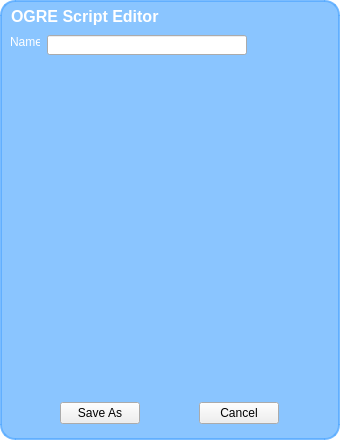
Qt form bin/data/ui/ogrescripteditor.ui (realXtend/tundra) before a commit.
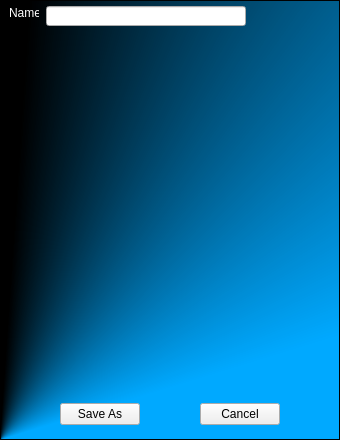
The same form after that commit.

Commit message: -OGRE material script property editing. -properties are dynamically created qproperties. -note: no validity check for texture names (uuids or urls) yet.

Diff of the .ui file:
```diff
--- a/bin/data/ui/ogrescripteditor.ui
+++ b/bin/data/ui/ogrescripteditor.ui
@@ -11,21 +11,13 @@
    </rect>
   </property>
   <property name="styleSheet">
-   <string>
-    /* Containers */
-    QWidget#mainWidget
-    {
-        background-color: rgba(255, 255, 255, 0);
-    }
+   <string>/* Containers */
+QFrame#MainFrame {
+		background-color: qconicalgradient(cx:0, cy:1, angle:277.2, stop:0.267045 rgba(0, 169, 255, 255), stop:0.465909 rgba(0, 0, 0, 255));
+	padding: 5px;
+}
 
-    QFrame#MainFrame
-    {
-        background-color: rgba(85, 170, 255, 175);
-        border: 2px solid rgba(85, 170, 255, 200);
-        padding: 5px;
-        border-radius:15px;
-    }
-   </string>
+</string>
   </property>
   <layout class="QHBoxLayout" name="horizontalLayout">
    <property name="spacing">
@@ -46,40 +38,13 @@
       <property name="margin">
        <number>0</number>
       </property>
-      <item>
-       <widget class="QLabel" name="label">
-        <property name="sizePolicy">
-         <sizepolicy hsizetype="Fixed" vsizetype="Fixed">
-          <horstretch>0</horstretch>
-          <verstretch>0</verstretch>
-         </sizepolicy>
-        </property>
-        <property name="font">
-         <font>
-          <pointsize>12</pointsize>
-          <weight>75</weight>
-          <bold>true</bold>
-         </font>
-        </property>
-        <property name="styleSheet">
-         <string>
-            color: rgb(255, 255, 255);
-            padding-bottom: 3px;
-            background-color: rgba(255, 255, 255, 0);
-          </string>
-        </property>
-        <property name="text">
-         <string>OGRE Script Editor</string>
-        </property>
-       </widget>
-      </item>
       <item>
        <widget class="QWidget" name="widgetName" native="true">
         <property name="enabled">
          <bool>true</bool>
         </property>
         <property name="sizePolicy">
-         <sizepolicy hsizetype="Minimum" vsizetype="Minimum">
+         <sizepolicy hsizetype="Expanding" vsizetype="Minimum">
           <horstretch>0</horstretch>
           <verstretch>0</verstretch>
          </sizepolicy>
@@ -131,7 +96,7 @@
       <item>
        <widget class="QWidget" name="widgetEditor" native="true">
         <property name="sizePolicy">
-         <sizepolicy hsizetype="Preferred" vsizetype="Preferred">
+         <sizepolicy hsizetype="Expanding" vsizetype="Preferred">
           <horstretch>0</horstretch>
           <verstretch>0</verstretch>
          </sizepolicy>
```
The commit also changes 6 other files.
